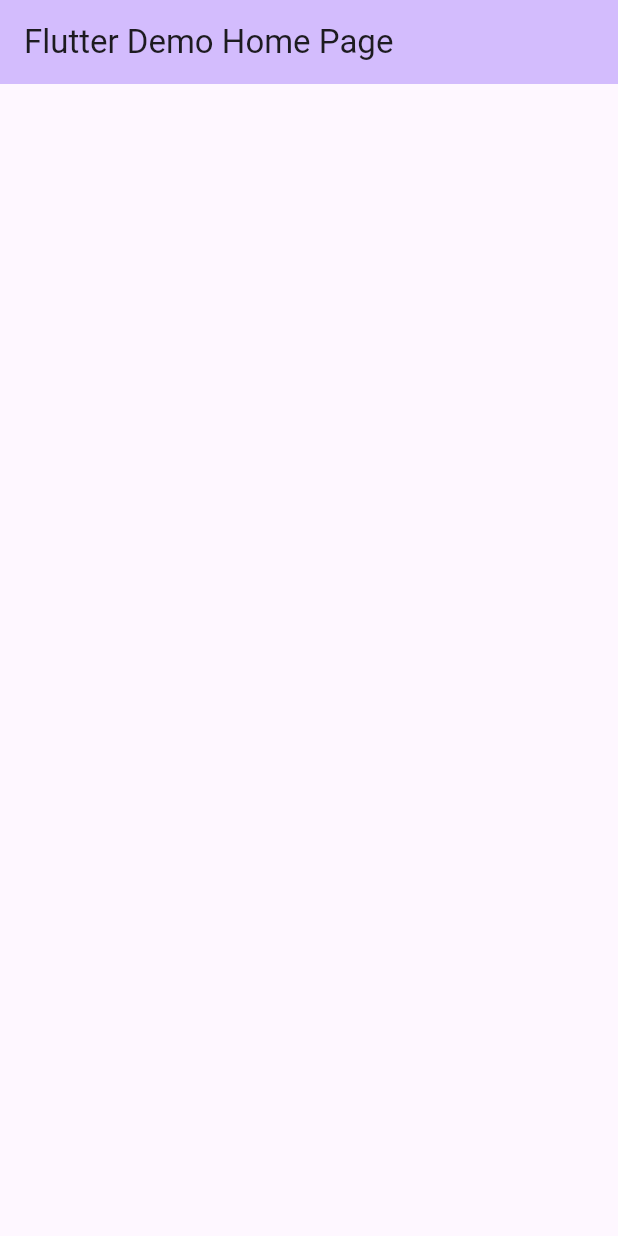
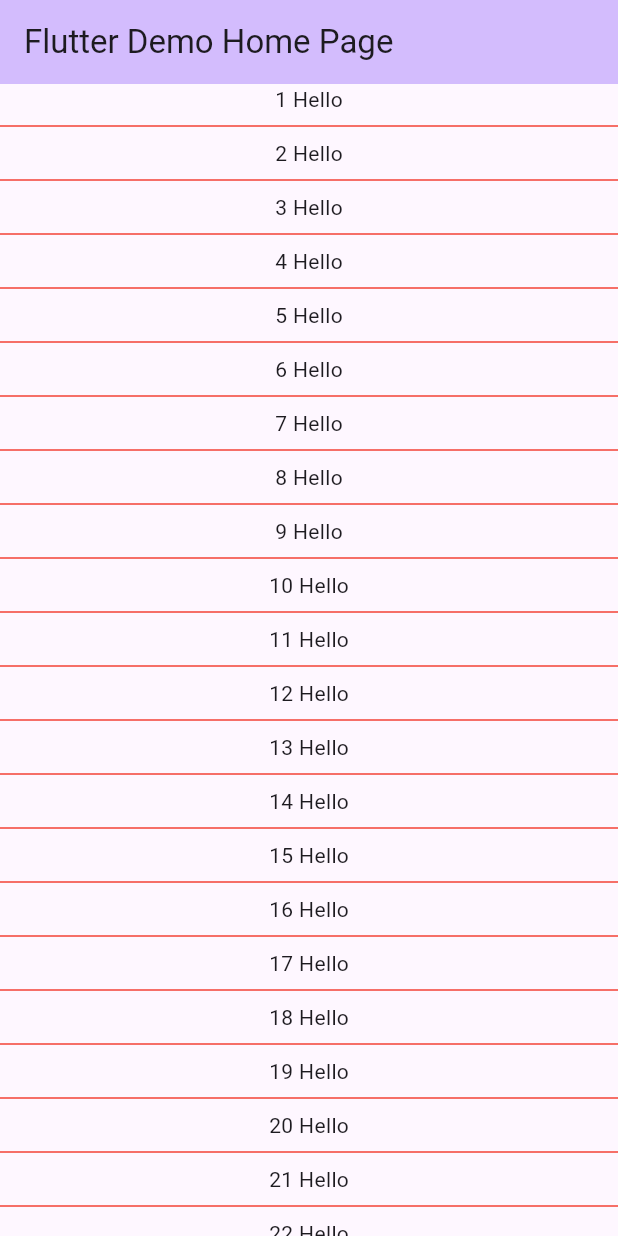
Before and after one commit to firadfd/flutter_learning, a Flutter app: the screen it shows after launch, on a phone screen of 412 x 824 dp. Run offline on Flutter 3.47's test engine with Material 3 defaults, Android fonts, the phone set to English and light mode, and no system bars.

Commit message:
listview basic

```diff
--- a/lib/main.dart
+++ b/lib/main.dart
@@ -7,11 +7,11 @@ void main() {
 class MyApp extends StatelessWidget {
   const MyApp({super.key});
 
-  // This widget is the root of your application.
   @override
   Widget build(BuildContext context) {
     return MaterialApp(
       title: 'Flutter Demo',
+      debugShowCheckedModeBanner: false,
       theme: ThemeData(
         colorScheme: ColorScheme.fromSeed(seedColor: Colors.deepPurple),
         useMaterial3: true,
@@ -23,6 +23,7 @@ class MyApp extends StatelessWidget {
 
 class MyHomePage extends StatefulWidget {
   const MyHomePage({super.key, required this.title});
+
   final String title;
 
   @override
@@ -30,6 +31,7 @@ class MyHomePage extends StatefulWidget {
 }
 
 class _MyHomePageState extends State<MyHomePage> {
+
   @override
   Widget build(BuildContext context) {
     return Scaffold(
@@ -37,6 +39,15 @@ class _MyHomePageState extends State<MyHomePage> {
           backgroundColor: Theme.of(context).colorScheme.inversePrimary,
           title: Text(widget.title),
         ),
-        body: Container());
+        body: ListView.separated(
+          itemBuilder: (context, index) {
+            return Center(child: Text("${index+1} Hello"));
+          },
+          itemCount: 50,
+          separatorBuilder: (context, index) {
+            return const Divider(thickness: 1,color: Colors.red,);
+          },
+        )
+    );
   }
 }
```
